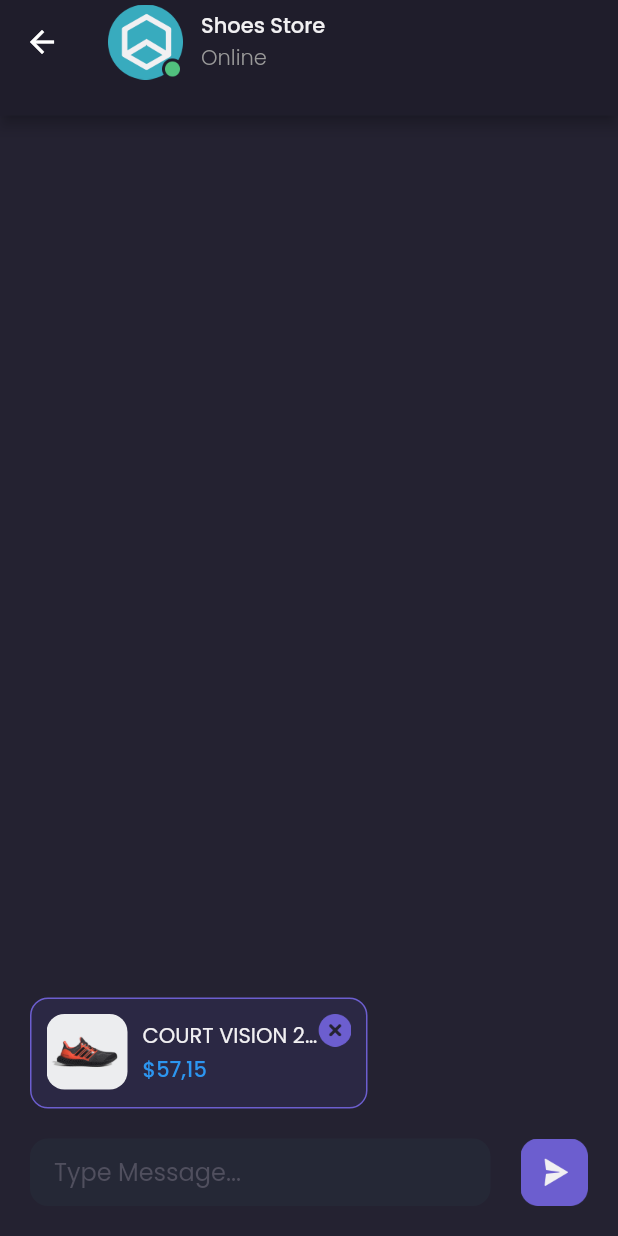
After one commit to AlvinSanudharma/shamo_app, a Flutter app: the DetailChatPage screen opened by its route, on a phone screen of 412 x 824 dp. The commit adds this screen. Run offline on Flutter 3.47's test engine with Material 2 defaults, Android fonts, the phone set to English and light mode, and no system bars; our stand-ins replace google_fonts.

Commit message:
Detail Chat Page Bagian Input 2

```diff
--- a/lib/main.dart
+++ b/lib/main.dart
@@ -1,4 +1,5 @@
 import 'package:flutter/material.dart';
+import 'package:shamo_app/pages/detail_chat_page.dart';
 import 'package:shamo_app/pages/home/main_page.dart';
 import 'package:shamo_app/pages/sign_in_page.dart';
 import 'package:shamo_app/pages/sign_up_page.dart';
@@ -16,6 +17,7 @@ class MyApp extends StatelessWidget {
       '/sign-in': (context) => const SignInPage(),
       '/sign-up': (context) => const SignUpPage(),
       '/home': (context) => const MainPage(),
+      '/detail-chat': (context) => const DetailChatPage(),
     });
   }
 }
--- /dev/null
+++ b/lib/pages/detail_chat_page.dart
@@ -0,0 +1,145 @@
+import 'package:flutter/material.dart';
+import 'package:shamo_app/theme.dart';
+
+class DetailChatPage extends StatelessWidget {
+  const DetailChatPage({super.key});
+
+  @override
+  Widget build(BuildContext context) {
+    PreferredSizeWidget header() {
+      return PreferredSize(
+        preferredSize: const Size.fromHeight(77),
+        child: AppBar(
+          backgroundColor: backgroundColor1,
+          centerTitle: false,
+          title: Row(
+            children: [
+              Image.asset(
+                'assets/image_shop_logo_online.png',
+                width: 50,
+              ),
+              const SizedBox(
+                width: 12,
+              ),
+              Column(
+                crossAxisAlignment: CrossAxisAlignment.start,
+                children: [
+                  Text(
+                    'Shoes Store',
+                    style: primaryTextStyle.copyWith(
+                        fontWeight: medium, fontSize: 14),
+                  ),
+                  Text(
+                    'Online',
+                    style: secondaryTextStyle.copyWith(
+                        fontWeight: light, fontSize: 14),
+                  )
+                ],
+              )
+            ],
+          ),
+        ),
+      );
+    }
+
+    Widget productPreview() {
+      return Container(
+        width: 225,
+        height: 74,
+        margin: const EdgeInsets.only(bottom: 20),
+        padding: const EdgeInsets.all(10),
+        decoration: BoxDecoration(
+            color: backgroundColor5,
+            borderRadius: BorderRadius.circular(12),
+            border: Border.all(color: primaryColor)),
+        child: Row(
+          crossAxisAlignment: CrossAxisAlignment.start,
+          children: [
+            ClipRRect(
+              borderRadius: BorderRadius.circular(12),
+              child: Image.asset(
+                'assets/image_shoes.png',
+                width: 54,
+              ),
+            ),
+            const SizedBox(
+              width: 10,
+            ),
+            Expanded(
+              child: Column(
+                crossAxisAlignment: CrossAxisAlignment.start,
+                mainAxisAlignment: MainAxisAlignment.center,
+                children: [
+                  Text(
+                    'COURT VISION 2.0',
+                    style: primaryTextStyle,
+                    overflow: TextOverflow.ellipsis,
+                  ),
+                  SizedBox(
+                    height: 2,
+                  ),
+                  Text(
+                    '\$57,15',
+                    style: priceTextStyle.copyWith(fontWeight: medium),
+                  ),
+                ],
+              ),
+            ),
+            Image.asset(
+              'assets/button_close.png',
+              width: 22.2,
+            )
+          ],
+        ),
+      );
+    }
+
+    Widget chatInput() {
+      return Container(
+        margin: const EdgeInsets.all(20),
+        child: Column(
+          mainAxisSize: MainAxisSize.min,
+          crossAxisAlignment: CrossAxisAlignment.start,
+          children: [
+            productPreview(),
+            Row(
+              children: [
+                Expanded(
+                  child: Container(
+                    height: 45,
+                    padding: const EdgeInsets.symmetric(
+                      horizontal: 16,
+                    ),
+                    decoration: BoxDecoration(
+                        color: backgroundColor4,
+                        borderRadius: BorderRadius.circular(12)),
+                    child: Center(
+                      child: TextFormField(
+                        decoration: InputDecoration.collapsed(
+                            hintText: "Type Message...",
+                            hintStyle: subtitleTextStyle),
+                      ),
+                    ),
+                  ),
+                ),
+                SizedBox(
+                  width: 20,
+                ),
+                Image.asset(
+                  'assets/button_send.png',
+                  width: 45,
+                )
+              ],
+            ),
+          ],
+        ),
+      );
+    }
+
+    return Scaffold(
+      backgroundColor: backgroundColor3,
+      appBar: header(),
+      bottomNavigationBar: chatInput(),
+    );
+  }
+}
--- a/lib/theme.dart
+++ b/lib/theme.dart
@@ -11,6 +11,7 @@ Color backgroundColor1 = const Color(0xff1F1D2B);
 Color backgroundColor2 = const Color(0xff2B2937);
 Color backgroundColor3 = const Color(0xff242231);
 Color backgroundColor4 = const Color(0xff252836);
+Color backgroundColor5 = const Color(0xff2B2844);
 Color primaryTextColor = const Color(0xffF1F0F2);
 Color secondaryTextColor = const Color(0xff999999);
 Color subtitleColor = const Color(0xff504F5E);
--- a/lib/widgets/chat_tile.dart
+++ b/lib/widgets/chat_tile.dart
@@ -6,7 +6,9 @@ class ChatTile extends StatelessWidget {
 
   @override
   Widget build(BuildContext context) {
-    return Container(
+    return GestureDetector(
+      onTap: () => Navigator.pushNamed(context, '/detail-chat'),
+      child: Container(
         margin: const EdgeInsets.only(top: 33),
         child: Column(
           children: [
@@ -52,6 +54,7 @@ class ChatTile extends StatelessWidget {
             )
           ],
         ),
+      ),
     );
   }
 }
```
Also changed, not shown: assets/button_close.png (added), assets/button_send.png (added), assets/image_shop_logo_online.png (added). Lines whose indentation alone changed are shown as unchanged.
